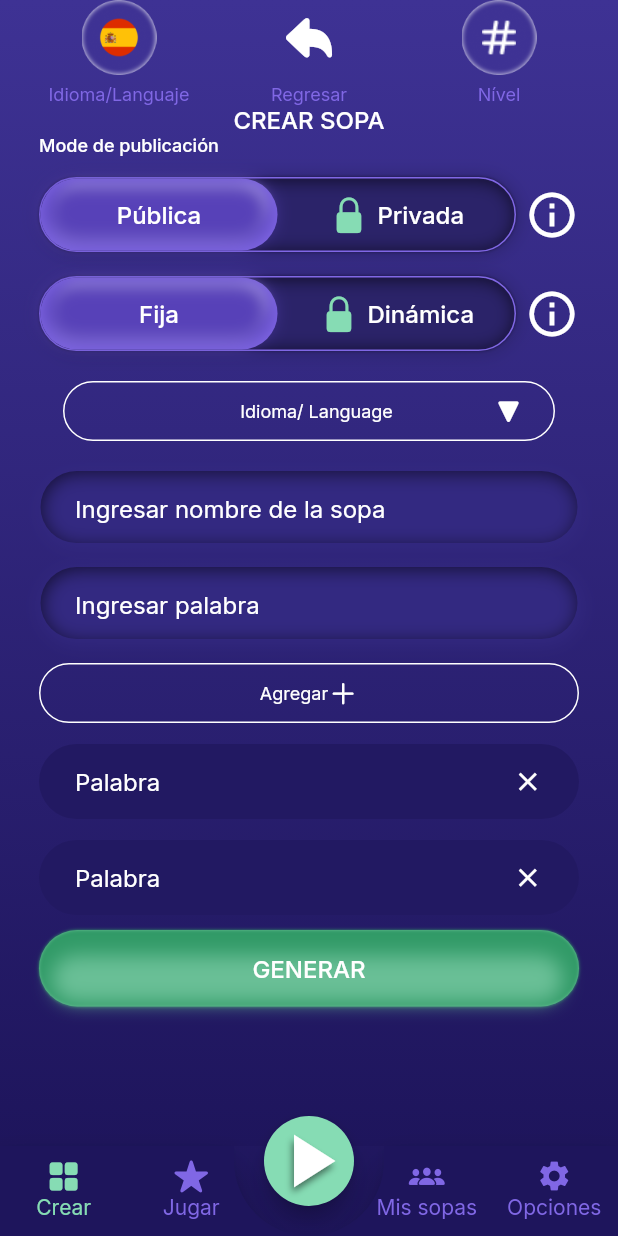
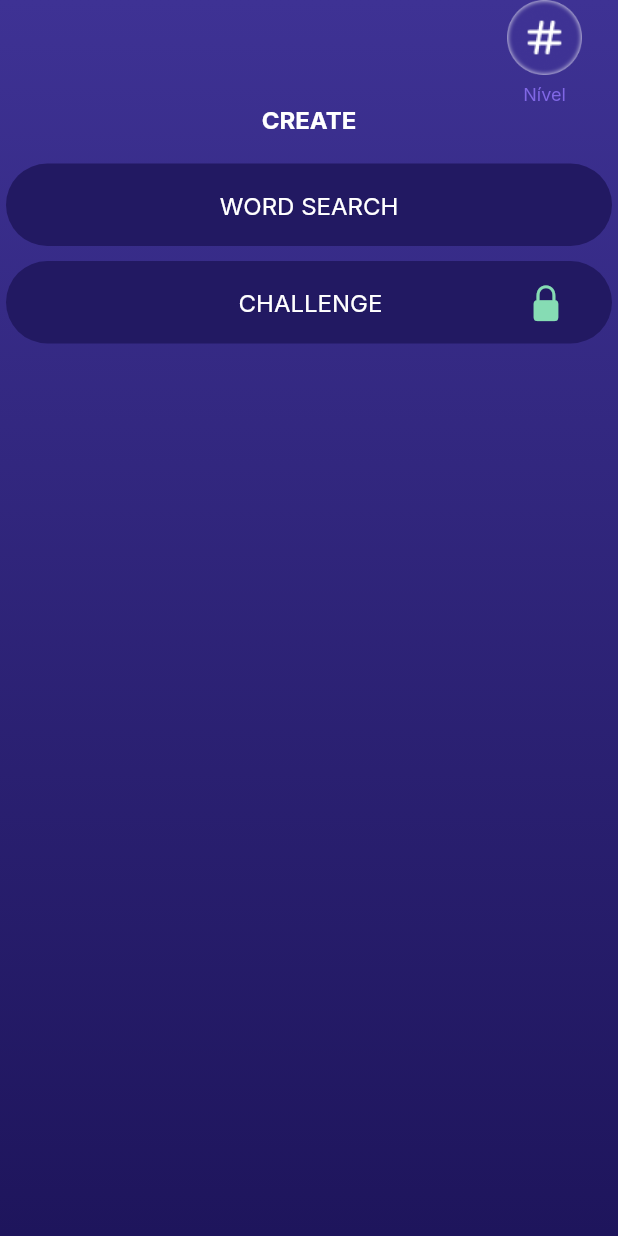
Before and after one commit to bhaskarblur/Wercos-Crossword-App, a Flutter app: the screen it shows after launch, on a phone screen of 412 x 824 dp. Run offline on Flutter 3.47's test engine with Material 2 defaults, Android fonts, the phone set to English and light mode, and no system bars; drawn by our look-alikes of animated_bottom_navigation_bar; our stand-ins replace flutter_inset_box_shadow, flutter_rating_bar, google_fonts, step_progress_indicator.

Commit message:
homePage name changed to createWordPage, leaderboardPage completed, levelCompletionPage completed, createPage completed

```diff
--- a/lib/main.dart
+++ b/lib/main.dart
@@ -1,7 +1,10 @@
 import 'package:flutter/material.dart';
+import 'package:mobile_app_word_search/views/create_page.dart';
 import 'package:mobile_app_word_search/views/dashboard.dart';
-import 'package:mobile_app_word_search/views/home_page.dart';
+
 import 'package:mobile_app_word_search/views/language_selection_page.dart';
+import 'package:mobile_app_word_search/views/leaderboard_page.dart';
+import 'package:mobile_app_word_search/views/level_completion_page.dart';
 import 'package:mobile_app_word_search/views/option_page.dart';
 import 'package:mobile_app_word_search/views/splash_screen.dart';
 
@@ -36,7 +39,7 @@ class MyApp extends StatelessWidget {
         colorScheme: ColorScheme.fromSeed(seedColor: Colors.deepPurple),
         useMaterial3: true,
       ),
-      home:  SplashScreen( ),
+      home:  CreatePage(),
     );
   }
 }
--- a/lib/utils/all_colors.dart
+++ b/lib/utils/all_colors.dart
@@ -19,6 +19,11 @@ static const Color black= Color(0xff000000);
   static const Color liteGreen= Color(0xff86DCB4);
   static const Color darkLiteGreen= Color(0xff69bf96);
   static const Color shineGreen= Color(0xff319a67);
+  static const Color superLightGreen= Color(0xffA6FFD5);
+  static const Color grey= Color(0xffD9D9D9);
+  static const Color darkOrange= Color(0xffff9900);
+  static const Color darkLiteOrange= Color(0xffdea430);
+  static const Color liteRed= Color(0xffFF7991);
 
 
   static const LinearGradient alertBg= LinearGradient(
--- /dev/null
+++ b/lib/views/create_page.dart
@@ -0,0 +1,114 @@
+import 'package:flutter/cupertino.dart';
+import 'package:flutter/material.dart';
+import 'package:mobile_app_word_search/utils/all_colors.dart';
+
+import '../components/cutom_image_button.dart';
+import '../components/labels.dart';
+import '../utils/font_size.dart';
+
+class CreatePage extends StatelessWidget {
+  const CreatePage({Key? key}) : super(key: key);
+
+  @override
+  Widget build(BuildContext context) {
+    return Container(
+        decoration: const BoxDecoration(gradient: AllColors.bg),
+
+
+        child: Scaffold(
+          backgroundColor: Colors.transparent,
+
+          appBar: AppBar(
+            toolbarHeight: 70,
+            centerTitle: true,
+            backgroundColor: Colors.transparent,
+            actions: [ CupertinoButton(
+              onPressed: () {},
+              minSize: 0,
+              padding: EdgeInsets.zero,
+              child: Padding(
+                padding: const EdgeInsets.only(right: 24),
+                child: Column(
+                  children: [
+                    CustomImageButton(
+                      image: "assets/images/hash.png",
+                    ),
+                    SizedBox(
+                      height: 5,
+                    ),
+                    Label(
+                      text: "Nível",
+                      fontSize: FontSize.p4,
+                      color: AllColors.superLitePurple,
+                    )
+                  ],
+                ),
+              ),
+            )],
+          ),
+          body: Center(
+            child: Column(
+
+              children: [
+                Label(text: 'CREATE', fontSize: FontSize.p2, fontWeight: FontWeight.bold,),
+                SizedBox(height: 20,),
+                CupertinoButton(
+                  onPressed: () {  },
+                  padding: EdgeInsets.zero,
+                  minSize: 0,
+                  child: Container(
+                    margin: const EdgeInsets.symmetric(horizontal: 4),
+
+                    width: double.maxFinite,
+                    height: 55,
+                    decoration: BoxDecoration(
+                        color: AllColors.liteDarkPurple,
+                        borderRadius: BorderRadius.circular(50)),
+                    child: Center(
+                      child: Label(
+                        text: 'WORD SEARCH',
+                        fontSize: FontSize.p2,
+                      ),
+                    ),
+                  ),
+                ),
+                SizedBox(height: 10,),
+                CupertinoButton(
+                  onPressed: () {  },
+                  padding: EdgeInsets.zero,
+                  minSize: 0,
+                  child: Container(
+                    margin: const EdgeInsets.symmetric(horizontal: 4),
+                    padding: EdgeInsets.only(right: 30, left: 60),
+
+                    width: double.maxFinite,
+                    height: 55,
+                    decoration: BoxDecoration(
+                        color: AllColors.liteDarkPurple,
+                        borderRadius: BorderRadius.circular(50)),
+                    child: Row(
+                      mainAxisAlignment: MainAxisAlignment.center,
+                      children: [
+                        Expanded(child: SizedBox()),
+                        Label(
+                          text: 'CHALLENGE',
+                          fontSize: FontSize.p2,
+                        ),
+                        Expanded(child: SizedBox()),
+                        Icon(
+                          CupertinoIcons.lock_fill,
+                          color: AllColors.liteGreen,
+                          size: 28,
+                        ),
+                      ],
+                    ),
+                  ),
+                ),
+              ],
+            ),
+          ),
+
+        )
+    );
+  }
+}
--- a/lib/views/home_page.dart
+++ b/lib/views/create_word_page.dart
@@ -4,23 +4,24 @@ import 'package:flutter/material.dart';
 import 'package:mobile_app_word_search/components/custom_switch_button.dart';
 import 'package:mobile_app_word_search/components/labels.dart';
 import 'package:mobile_app_word_search/utils/all_colors.dart';
+import 'package:mobile_app_word_search/utils/buttons.dart';
 import 'package:mobile_app_word_search/utils/font_size.dart';
 import 'package:mobile_app_word_search/views/language_selection_page.dart';
 
 import '../components/cutom_image_button.dart';
 
-class HomePage extends StatefulWidget {
-  const HomePage({Key? key}) : super(key: key);
+class CreateWordPage extends StatefulWidget {
+  const CreateWordPage({Key? key}) : super(key: key);
 
   @override
-  State<HomePage> createState() => _HomePageState();
+  State<CreateWordPage> createState() => _CreateWordPageState();
 }
 
 
 
 
 
-class _HomePageState extends State<HomePage> {
+class _CreateWordPageState extends State<CreateWordPage> {
   @override
 
   Widget build(BuildContext context) {
@@ -412,77 +413,3 @@ class _HomePageState extends State<HomePage> {
     );
   }
 }
-
-class GreenShadowButton extends StatelessWidget {
-  const GreenShadowButton({
-    super.key, required this.onPressed, required this.title,
-  });
-
-  final VoidCallback onPressed;
-  final String title;
-
-  @override
-  Widget build(BuildContext context) {
-    return CupertinoButton(
-      onPressed: onPressed,
-      padding: EdgeInsets.zero,
-      minSize: 0,
-      child: Container(
-        width: double.maxFinite,
-        padding: EdgeInsets.symmetric(vertical: 16, horizontal: 14),
-        decoration: BoxDecoration(
-
-          borderRadius: BorderRadius.circular(50),
-            boxShadow: [
-              BoxShadow(color: AllColors.darkLiteGreen,
-                offset: Offset(0,0),
-                blurRadius:0,
-                spreadRadius: 0,
-
-
-              ),
-
-              BoxShadow(color: AllColors.white.withOpacity(.4),
-                offset: Offset(-3,6),
-                blurRadius: 1,
-                spreadRadius: -13,
-
-
-              ),
-              BoxShadow(color: AllColors.white.withOpacity(.7),
-                offset: Offset(2,-6),
-                blurRadius: 1,
-                spreadRadius: -10,
-
-
-              ),
-              BoxShadow(color: AllColors.shineGreen,
-                offset: Offset(0,0),
-                blurRadius: 1,
-                spreadRadius: 0,
-
-
-              ),
-              BoxShadow(color: AllColors.darkLiteGreen,
-                offset: Offset(-1,7),
-                blurRadius: 10,
-                spreadRadius: -10,
-
-
-              ),
-
-
-
-
-            ]
-        ),
-        child: Center(
-            child: Label(
-          text: title,
-          fontSize: FontSize.p2,
-          fontWeight: FontWeight.w500,
-        )),
-      ),
-    );
-  }
-}
--- a/lib/views/dashboard.dart
+++ b/lib/views/dashboard.dart
@@ -4,7 +4,8 @@ import 'package:flutter/material.dart';
 import 'package:mobile_app_word_search/components/labels.dart';
 import 'package:mobile_app_word_search/components/model/bottom_navigation_item.dart';
 import 'package:mobile_app_word_search/utils/all_colors.dart';
-import 'package:mobile_app_word_search/views/home_page.dart';
+import 'package:mobile_app_word_search/views/create_word_page.dart';
+
 import 'package:mobile_app_word_search/views/language_selection_page.dart';
 import 'package:mobile_app_word_search/views/option_page.dart';
 
@@ -22,9 +23,9 @@ class _DashboardState extends State<Dashboard> {
   int _currentIndex=0;
 
   final List<Widget> pages=[
-    HomePage(),
+    CreateWordPage(),
     LanguageSelectionPage(),
-    HomePage(),
+    CreateWordPage(),
     OptionPage(),
 
 
--- a/pubspec.yaml
+++ b/pubspec.yaml
@@ -39,6 +39,7 @@ dependencies:
   animated_bottom_navigation_bar:
   flutter_inset_box_shadow:
   step_progress_indicator:
+  flutter_rating_bar:
 
 
 dev_dependencies:
```
Also changed, not shown: lib/utils/buttons.dart (added, +153 -0 lines), lib/views/leaderboard_page.dart (added, +176 -0 lines), lib/views/level_completion_page.dart (added, +109 -0 lines), pubspec.lock.
